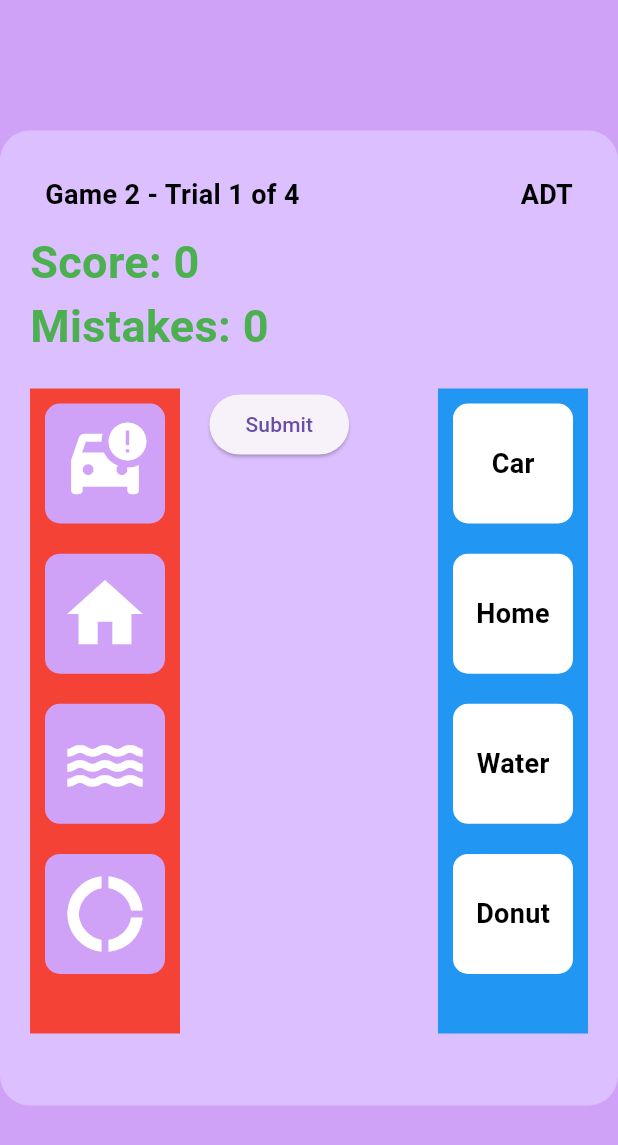
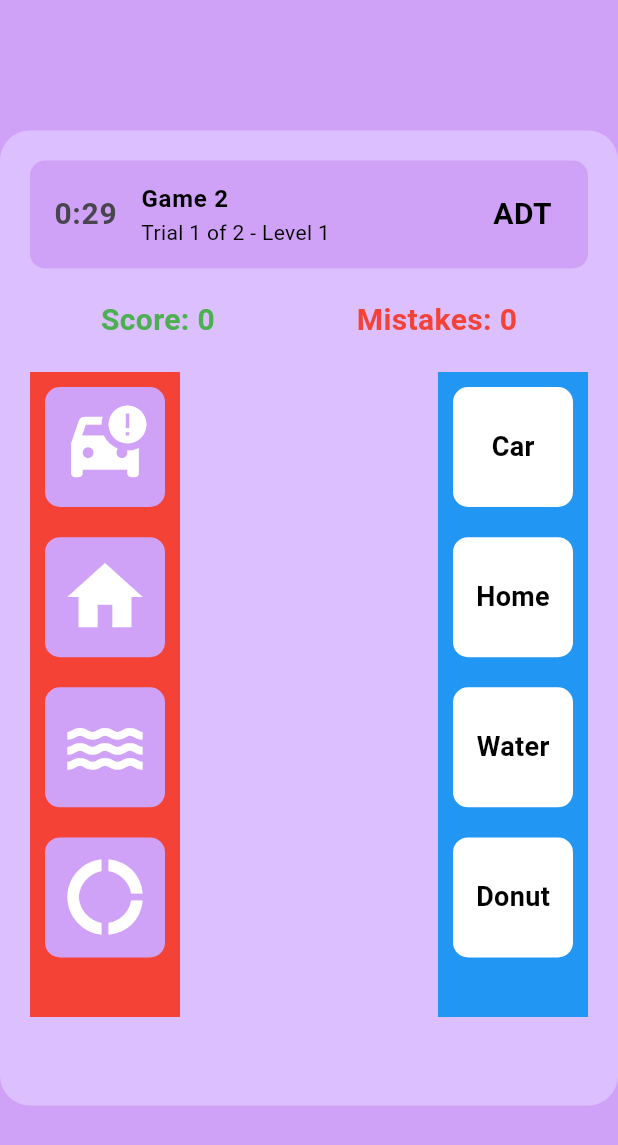
Before and after one commit to MohamedAlyMatar/Kids_App, a Flutter app: the GameTwoTrial screen opened by its route, on a phone screen of 412 x 824 dp. Shown: the top 1145 px of the screen. Run offline on Flutter 3.47's test engine with Material 3 defaults, Android fonts, the phone set to English and light mode, and no system bars; drawn by our look-alikes of flutter_animate; our stand-ins replace audioplayers, bloc, equatable, flutter_bloc.

Commit message:
edited the counter timer look and added the tile heading to game 2 trial

```diff
--- a/lib/src/features/Game_One/presentation/widgets/timer.dart
+++ b/lib/src/features/Game_One/presentation/widgets/timer.dart
@@ -62,8 +62,8 @@ class _CountdownTimerState extends State<CountdownTimer> {
   @override
   Widget build(BuildContext context) {
     return Text(
-      "Countdown: ${remainingTime ~/ 60}:${(remainingTime % 60).toString().padLeft(2, '0')}",
-      style: const TextStyle(fontSize: 16),
+      "${remainingTime ~/ 60}:${(remainingTime % 60).toString().padLeft(2, '0')}",
+      style: const TextStyle(fontSize: 20, fontWeight: FontWeight.bold),
     );
   }
 }
--- a/lib/src/features/Game_Two/presentation/pages/game_two_trial.dart
+++ b/lib/src/features/Game_Two/presentation/pages/game_two_trial.dart
@@ -2,6 +2,9 @@ import 'package:flutter/material.dart';
 import 'package:flutter_animate/flutter_animate.dart';
 import 'package:kids_app/src/core/utils/app_colors.dart';
 import 'dart:core';
+
+import 'package:kids_app/src/core/widgets/tileHeading.dart';
+import 'package:kids_app/src/features/Game_One/presentation/widgets/timer.dart';
 
 class GameTwoTrial extends StatefulWidget {
   @override
@@ -11,6 +14,9 @@ class GameTwoTrial extends StatefulWidget {
 class _GameTwoTrialState extends State<GameTwoTrial> {
   List<ItemModel> items = [];
   List<ItemModel> items2 = [];
+
+  int currentLevel = 1;
+  int currentTrial = 1;
 
   int score = 0;
   int mistakes = 0;
@@ -39,6 +45,10 @@ class _GameTwoTrialState extends State<GameTwoTrial> {
     items2.shuffle();
   }
 
+  void onTimerEnd() {
+    print("Timer has ended!");
+  }
+
   @override
   Widget build(BuildContext context) {
     if (items.isEmpty) gameOver = true;
@@ -57,63 +67,32 @@ class _GameTwoTrialState extends State<GameTwoTrial> {
             crossAxisAlignment: CrossAxisAlignment.start,
             children: [
               // Game Bar
-              Container(
-                padding: const EdgeInsets.all(10),
-                decoration: BoxDecoration(
-                  color: AppColors.primaryColor,
-                  borderRadius: BorderRadius.circular(10),
+              Tileheading(
+                timer: CountdownTimer(
+                  initialTime: 30,
+                  onTimerEnd: onTimerEnd,
                 ),
-                child: const Row(
-                  mainAxisAlignment: MainAxisAlignment.spaceBetween,
+                title: "Game 2",
+                subtitle: "Trial $currentTrial of 2 - Level $currentLevel",
+                trailing: "ADT",
+              ),
+              const SizedBox(height: 20),
+              // Game Score
+              Row(
+                mainAxisAlignment: MainAxisAlignment.spaceAround,
                 children: [
-                    Text(
-                      "Game 2 - Trial 1 of 4",
-                      style: TextStyle(
-                        fontSize: 18,
-                        fontWeight: FontWeight.bold,
-                        color: Colors.black,
-                      ),
-                    ),
-                    Text(
-                      "ADT",
-                      style: TextStyle(
-                        fontSize: 18,
-                        fontWeight: FontWeight.bold,
-                        color: Colors.black,
-                      ),
-                    ),
-                  ],
-                ),
-              ),
-              // Game Score
-              Text.rich(TextSpan(children: [
-                const TextSpan(
-                    text: "Score: ",
-                    style: TextStyle(
-                        color: Colors.green,
-                        fontWeight: FontWeight.bold,
-                        fontSize: 30.0)),
-                TextSpan(
-                    text: "$score",
+                  Text("Score: $score",
                       style: const TextStyle(
                           color: Colors.green,
                           fontWeight: FontWeight.bold,
-                        fontSize: 30.0)),
-              ])),
-              Text.rich(TextSpan(children: [
-                const TextSpan(
-                    text: "Mistakes: ",
-                    style: TextStyle(
-                        color: Colors.green,
+                          fontSize: 20.0)),
+                  Text("Mistakes: $mistakes",
+                      style: const TextStyle(
+                          color: Colors.red,
                           fontWeight: FontWeight.bold,
-                        fontSize: 30.0)),
-                TextSpan(
-                    text: "$mistakes",
-                    style: const TextStyle(
-                        color: Colors.green,
-                        fontWeight: FontWeight.bold,
-                        fontSize: 30.0)),
-              ])),
+                          fontSize: 20.0)),
+                ],
+              ),
               const SizedBox(height: 20),
               // Choices and Destinations
               Row(
@@ -162,13 +141,15 @@ class _GameTwoTrialState extends State<GameTwoTrial> {
                       }).toList(),
                     ),
                   ),
-                  if (gameOver) const Text("Game Over"),
+                  if (gameOver) ...[
+                    const Text("DONE"),
                     ElevatedButton(
                       onPressed: () {
                         _showResults(context);
                       },
                       child: const Text("Submit"),
                     ),
+                  ],
                   const SizedBox(width: 20),
                   Container(
                     height: 430,
```
Also changed, not shown: 5 other files. Lines whose indentation alone changed are shown as unchanged.
